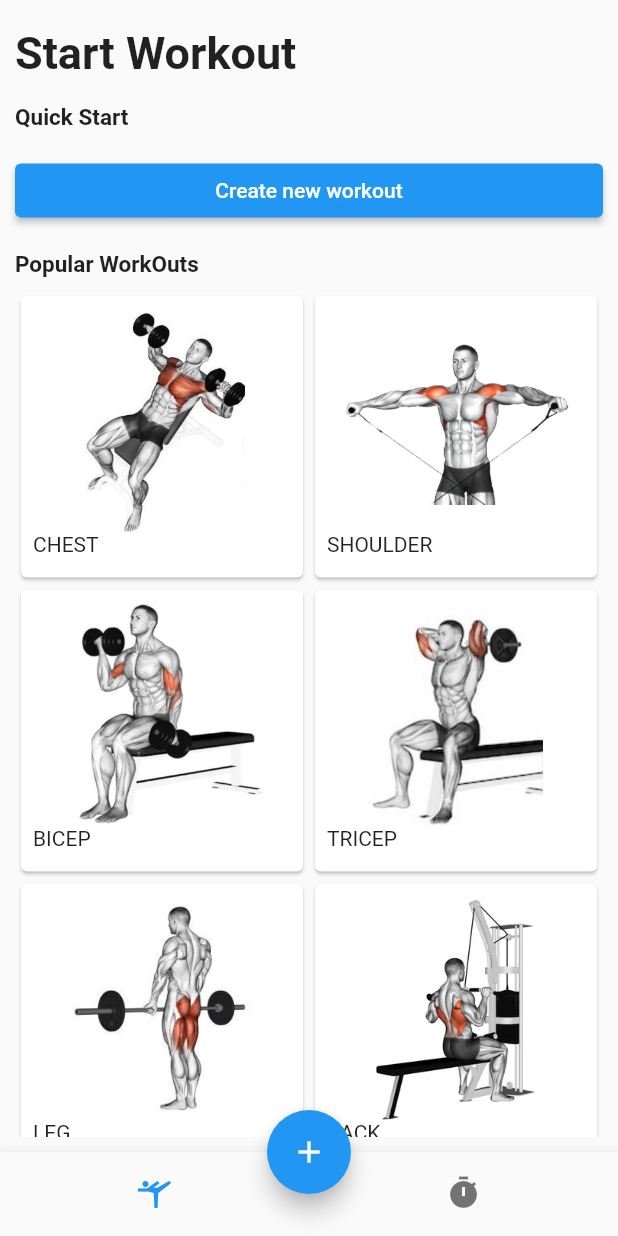
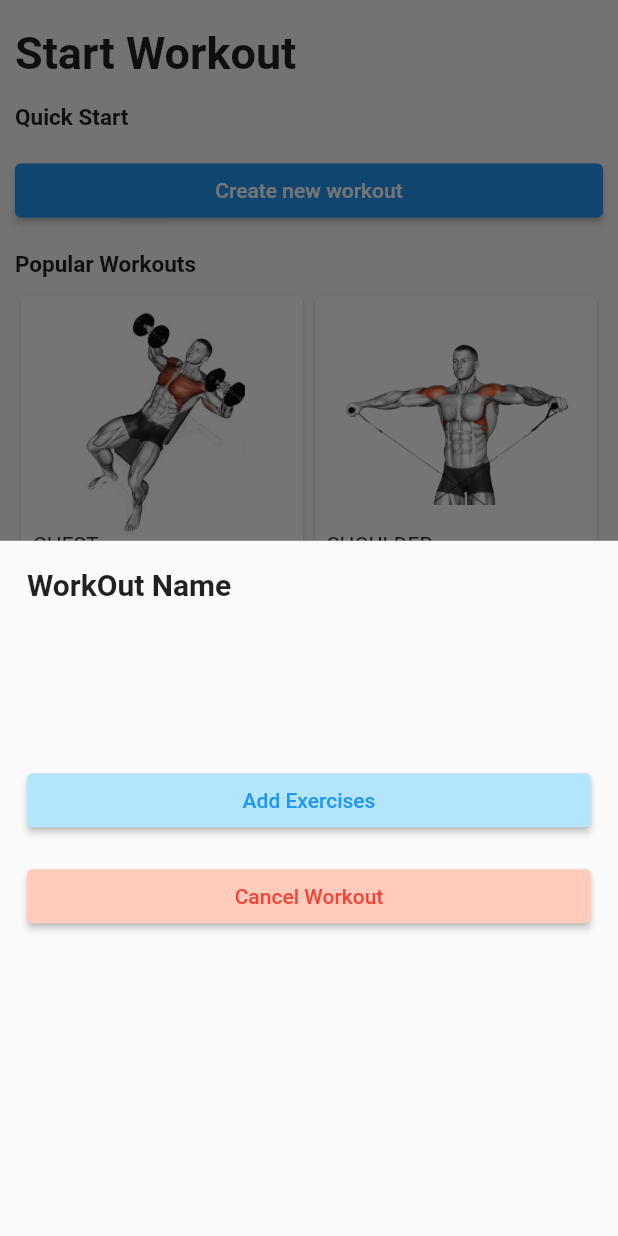
Before and after one commit to Obinna-e/Magic-Test, a Flutter app: the screen it shows after launch, after a tap on the "add" icon, on a phone screen of 412 x 824 dp. Run offline on Flutter 3.47's test engine with Material 2 defaults, Android fonts, the light colour scheme and no system bars.

Commit message:
with selectable workouts

```diff
--- /dev/null
+++ b/lib/Widgets/customModal.dart
@@ -0,0 +1,185 @@
+import 'package:flutter/material.dart';
+import 'package:magic_seniordev_test/Widgets/workoutItems.dart';
+import 'package:magic_seniordev_test/models/workoutModel.dart';
+
+import '../constants/styles.dart';
+
+class ModalBottomSheet extends StatefulWidget {
+  const ModalBottomSheet({
+    Key? key,
+  }) : super(key: key);
+
+  @override
+  State<ModalBottomSheet> createState() => _ModalBottomSheetState();
+}
+
+class _ModalBottomSheetState extends State<ModalBottomSheet> {
+  List<WorkoutModel> workouts = [
+    WorkoutModel(
+      'barbell_row.png',
+      'Back',
+      'Barbell Row',
+      false,
+    ),
+    WorkoutModel(
+      'bench_press.jpeg',
+      'Chest',
+      'Bench Press',
+      false,
+    ),
+    WorkoutModel(
+      'shoulder_press.jpeg',
+      'Shoulders',
+      'Shoulder Press',
+      false,
+    ),
+    WorkoutModel(
+      'deadlift.jpg',
+      'Legs',
+      'Deadlift',
+      false,
+    ),
+    WorkoutModel(
+      'squat.png',
+      'Legs',
+      'Squat',
+      false,
+    ),
+  ];
+
+  List<WorkoutModel> selectedWorkouts = [];
+
+  @override
+  Widget build(BuildContext context) {
+    final height = MediaQuery.of(context).size.height;
+    final width = MediaQuery.of(context).size.width;
+
+    return Padding(
+      padding: const EdgeInsets.all(18.0),
+      child: Column(
+        children: [
+          const Align(
+            alignment: Alignment.topLeft,
+            child: Text(
+              'WorkOut Name',
+              style: TextStyle(fontWeight: FontWeight.bold, fontSize: 20),
+            ),
+          ),
+          const SizedBox(
+            height: 100,
+          ),
+          Padding(
+            padding: defaultPadding,
+            child: Container(
+              width: width * 0.98,
+              child: ElevatedButton(
+                style: ElevatedButton.styleFrom(primary: Colors.lightBlue[100]),
+                onPressed: () {
+                  showDialog(
+                      context: context,
+                      builder: (BuildContext context) {
+                        return Dialog(
+                          shape: RoundedRectangleBorder(
+                              borderRadius: BorderRadius.circular(
+                                  20.0)), //this right here
+                          child: Container(
+                            height: height * 0.5,
+                            width: width * 0.98,
+                            child: Padding(
+                                padding: const EdgeInsets.all(12.0),
+                                child: Column(
+                                  children: [
+                                    Expanded(
+                                      child: ListView.builder(
+                                        itemCount: workouts.length,
+                                        itemBuilder:
+                                            (BuildContext context, int index) {
+                                          return WorkoutItems(
+                                              workouts[index].img,
+                                              workouts[index].title,
+                                              workouts[index].subtitle,
+                                              workouts[index].isSelected,
+                                              index);
+                                        },
+                                      ),
+                                    ),
+                                    ElevatedButton(
+                                      onPressed: () {
+                                        Navigator.pop(context);
+                                      },
+                                      child: Text(
+                                          'Add ${selectedWorkouts.length}'),
+                                    ),
+                                  ],
+                                )),
+                          ),
+                        );
+                      });
+                },
+                child: const Text(
+                  'Add Exercises',
+                  style: TextStyle(color: Colors.blue),
+                ),
+              ),
+            ),
+          ),
+          Padding(
+            padding: defaultPadding,
+            child: SizedBox(
+              width: width * 0.98,
+              child: ElevatedButton(
+                  style:
+                      ElevatedButton.styleFrom(primary: Colors.deepOrange[100]),
+                  onPressed: () {
+                    Navigator.pop(context);
+                  },
+                  child: const Text(
+                    'Cancel Workout',
+                    style: TextStyle(color: Colors.red),
+                  )),
+            ),
+          ),
+        ],
+      ),
+    );
+  }
+
+  Widget WorkoutItems(
+      String img, String title, String subtitle, bool isSelected, int index) {
+    return ListTile(
+      leading: ConstrainedBox(
+        constraints: const BoxConstraints(
+          minWidth: 44,
+          minHeight: 44,
+          maxWidth: 80,
+          maxHeight: 80,
+        ),
+        child: Image.asset(
+          'assets/images/${img}',
+          height: 75,
+          width: 75,
+        ),
+      ),
+      title: Text(title),
+      subtitle: Text(subtitle),
+      trailing: isSelected
+          ? Icon(Icons.check_circle, color: Colors.blue)
+          : Icon(
+              Icons.check_circle_outline,
+              color: Colors.grey,
+            ),
+      onTap: () {
+        setState(() {
+          workouts[index].isSelected = !isSelected;
+
+          if (workouts[index].isSelected == true) {
+            selectedWorkouts.add(WorkoutModel(img, title, subtitle, true));
+          } else if (workouts[index].isSelected == false) {
+            selectedWorkouts.removeWhere(
+                (element) => element.title == workouts[index].title);
+          }
+        });
+      },
+    );
+  }
+}
--- a/lib/Widgets/popularWorkOuts.dart
+++ b/lib/Widgets/popularWorkOuts.dart
@@ -1,6 +1,6 @@
 import 'package:flutter/material.dart';
 
-import './workoutItem.dart';
+import 'workouts.dart';
 
 class PopularWorkOuts extends StatelessWidget {
   const PopularWorkOuts({
@@ -13,7 +13,7 @@ class PopularWorkOuts extends StatelessWidget {
       child: GridView.count(
         scrollDirection: Axis.vertical,
         crossAxisCount: 2,
-        children: [
+        children: const [
           WorkOut(
             title: 'CHEST',
             img: 'chest.jpeg',
--- /dev/null
+++ b/lib/models/workoutModel.dart
@@ -0,0 +1,13 @@
+class WorkoutModel {
+  String img;
+  String title;
+  String subtitle;
+  bool isSelected;
+
+  WorkoutModel(
+    this.img,
+    this.title,
+    this.subtitle,
+    this.isSelected,
+  );
+}
--- a/lib/pages/homePage.dart
+++ b/lib/pages/homePage.dart
@@ -1,4 +1,5 @@
 import 'package:flutter/material.dart';
+import 'package:magic_seniordev_test/Widgets/customModal.dart';
 import './workoutListScreen.dart';
 import './workoutScreen.dart';
 
@@ -20,6 +21,8 @@ class _MyHomePageState extends State<MyHomePage> {
 
   @override
   Widget build(BuildContext context) {
+    final width = MediaQuery.of(context).size.width;
+
     const List<Widget> _pages = [
       WorkOutScreen(),
       ListOfWorkouts(),
@@ -46,7 +49,13 @@ class _MyHomePageState extends State<MyHomePage> {
         onTap: _onItemTapped,
       ),
       floatingActionButton: FloatingActionButton(
-        onPressed: () {},
+        onPressed: () {
+          showModalBottomSheet(
+              context: context,
+              builder: (context) {
+                return ModalBottomSheet();
+              });
+        },
         child: const Icon(Icons.add),
       ),
       floatingActionButtonLocation: FloatingActionButtonLocation.centerDocked,
--- a/lib/pages/workoutScreen.dart
+++ b/lib/pages/workoutScreen.dart
@@ -1,6 +1,9 @@
+import 'dart:ui';
+
 import 'package:flutter/material.dart';
 import 'package:magic_seniordev_test/constants/styles.dart';
 
+import '../Widgets/customModal.dart';
 import '../Widgets/popularWorkOuts.dart';
 
 class WorkOutScreen extends StatelessWidget {
@@ -32,13 +35,20 @@ class WorkOutScreen extends StatelessWidget {
           child: Container(
             width: width * 0.99,
             child: ElevatedButton(
-                onPressed: () {}, child: Text('Create new workout')),
+                onPressed: () {
+                  showModalBottomSheet(
+                      context: context,
+                      builder: (context) {
+                        return ModalBottomSheet();
+                      });
+                },
+                child: Text('Create new workout')),
           ),
         ),
         const Padding(
           padding: defaultPadding,
           child: Text(
-            'Popular WorkOuts',
+            'Popular Workouts',
             style: TextStyle(fontSize: 15, fontWeight: FontWeight.bold),
           ),
         ),
```
Also changed, not shown: lib/Widgets/workoutItems.dart (added, +43 -0 lines), assets/images/barbell_row.png (added), assets/images/bench_press.jpeg (added), assets/images/deadlift.jpg (added), assets/images/shoulder_press.jpeg (added), assets/images/squat.png (added), lib/Widgets/workouts.dart (renamed from lib/Widgets/workoutItem.dart).
